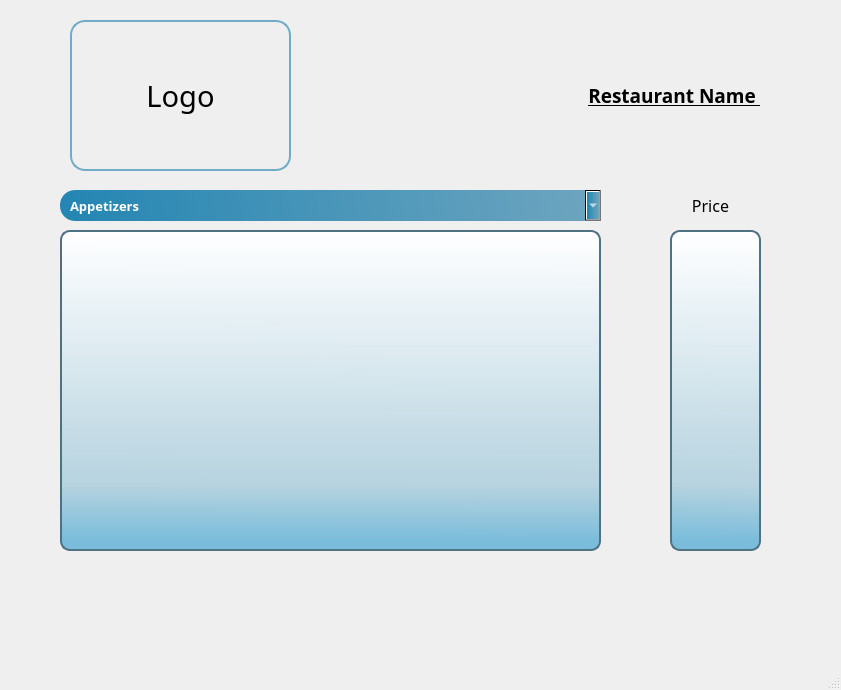
Dharmraj06/woc7.0-python-gui-restaurant-management, file menu_win.ui: the form before one commit.
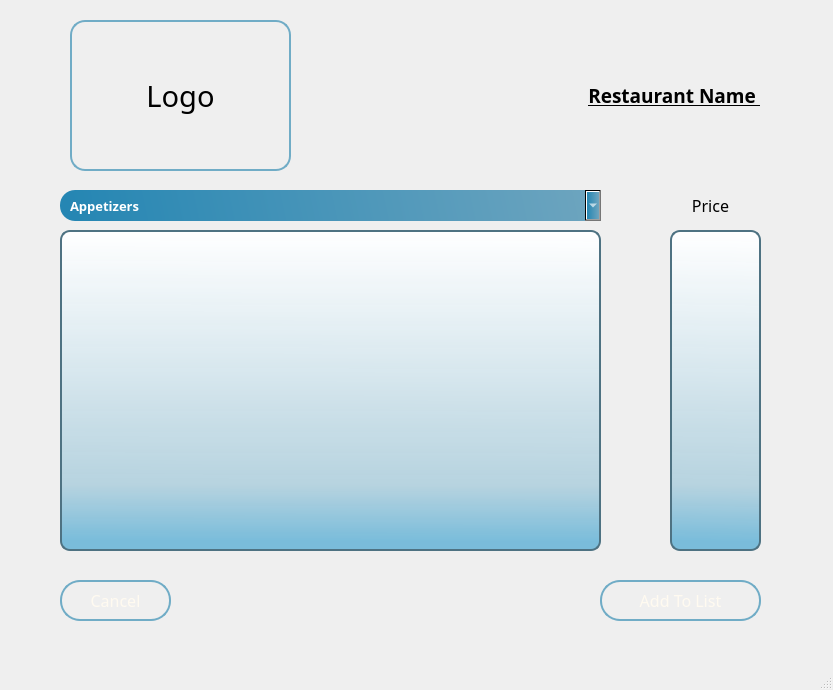
The form after the commit. Icons and pictures are not drawn.

```diff
--- a/menu_win.ui
+++ b/menu_win.ui
@@ -6,7 +6,7 @@
    <rect>
     <x>0</x>
     <y>0</y>
-    <width>841</width>
+    <width>833</width>
     <height>690</height>
    </rect>
   </property>
@@ -191,6 +191,125 @@
      </property>
     </item>
    </widget>
+   <widget class="QPushButton" name="cancel_pb">
+    <property name="geometry">
+     <rect>
+      <x>60</x>
+      <y>580</y>
+      <width>111</width>
+      <height>41</height>
+     </rect>
+    </property>
+    <property name="font">
+     <font>
+      <family>Segoe UI Variable Small</family>
+      <pointsize>-1</pointsize>
+     </font>
+    </property>
+    <property name="styleSheet">
+     <string notr="true">QPushButton {
+    background-color: qlineargradient(spread:repeat, x1:0, y1:0.602, x2:1, y2:0.603, 
+    stop:0.0631579 rgba(0, 115, 168, 216), 
+    stop:0.448864 rgba(14, 116, 163, 227), 
+    stop:0.653409 rgba(25, 116, 159, 199), 
+    stop:0.8125 rgba(35, 117, 155, 191), 
+    stop:0.982955 rgba(49, 118, 150, 185));
+    
+    color: #FFFAF0;  
+    border-radius: 20px;      
+    padding: 10px;             
+    font-size: 16px;           
+    border: 2px solid rgb(112, 172, 198);  /* Blue border */
+}
+
+QPushButton {
+    background-color: qlineargradient(spread:repeat, x1:0, y1:0.602, x2:1, y2:0.603, 
+    stop:0.0631579 rgba(0, 115, 168, 216), 
+    stop:0.448864 rgba(14, 116, 163, 227), 
+    stop:0.653409 rgba(25, 116, 159, 199), 
+    stop:0.8125 rgba(35, 117, 155, 191), 
+    stop:0.982955 rgba(49, 118, 150, 185));
+    
+    color: #FFFAF0;  
+    border-radius: 20px;      
+    padding: 10px;             
+    font-size: 16px;           
+    border: 2px solid rgb(112, 172, 198);  /* Blue border */
+}
+
+QPushButton:pressed {
+    background-color: qlineargradient(spread:repeat, x1:0, y1:0.602, x2:1, y2:0.603, 
+    stop:0.0631579 rgba(0, 100, 140, 216),
+    stop:0.448864 rgba(10, 100, 140, 227), 
+    stop:0.653409 rgba(20, 100, 140, 199), 
+    stop:0.8125 rgba(30, 100, 140, 191), 
+    stop:0.982955 rgba(40, 100, 140, 185));
+}
+</string>
+    </property>
+    <property name="text">
+     <string>Cancel</string>
+    </property>
+   </widget>
+   <widget class="QPushButton" name="add_recipe_pb">
+    <property name="geometry">
+     <rect>
+      <x>600</x>
+      <y>580</y>
+      <width>161</width>
+      <height>41</height>
+     </rect>
+    </property>
+    <property name="font">
+     <font>
+      <family>Segoe UI Variable Small</family>
+      <pointsize>-1</pointsize>
+     </font>
+    </property>
+    <property name="styleSheet">
+     <string notr="true">QPushButton {
+    background-color: qlineargradient(spread:repeat, x1:0, y1:0.602, x2:1, y2:0.603, 
+    stop:0.0631579 rgba(0, 115, 168, 216), 
+    stop:0.448864 rgba(14, 116, 163, 227), 
+    stop:0.653409 rgba(25, 116, 159, 199), 
+    stop:0.8125 rgba(35, 117, 155, 191), 
+    stop:0.982955 rgba(49, 118, 150, 185));
+    
+    color: #FFFAF0;  
+    border-radius: 20px;      
+    padding: 10px;             
+    font-size: 16px;           
+    border: 2px solid rgb(112, 172, 198);  /* Blue border */
+}
+QPushButton {
+    background-color: qlineargradient(spread:repeat, x1:0, y1:0.602, x2:1, y2:0.603, 
+    stop:0.0631579 rgba(0, 115, 168, 216), 
+    stop:0.448864 rgba(14, 116, 163, 227), 
+    stop:0.653409 rgba(25, 116, 159, 199), 
+    stop:0.8125 rgba(35, 117, 155, 191), 
+    stop:0.982955 rgba(49, 118, 150, 185));
+    
+    color: #FFFAF0;  
+    border-radius: 20px;      
+    padding: 10px;             
+    font-size: 16px;           
+    border: 2px solid rgb(112, 172, 198);  /* Blue border */
+}
+
+QPushButton:pressed {
+    background-color: qlineargradient(spread:repeat, x1:0, y1:0.602, x2:1, y2:0.603, 
+    stop:0.0631579 rgba(0, 100, 140, 216),  /* Darker version of the gradient */
+    stop:0.448864 rgba(10, 100, 140, 227), 
+    stop:0.653409 rgba(20, 100, 140, 199), 
+    stop:0.8125 rgba(30, 100, 140, 191), 
+    stop:0.982955 rgba(40, 100, 140, 185));
+}
+</string>
+    </property>
+    <property name="text">
+     <string>Add To List</string>
+    </property>
+   </widget>
   </widget>
   <widget class="QMenuBar" name="menubar">
    <property name="geometry">
```
Left out of the diff: 8 changed lines with no effect on the pictures.
